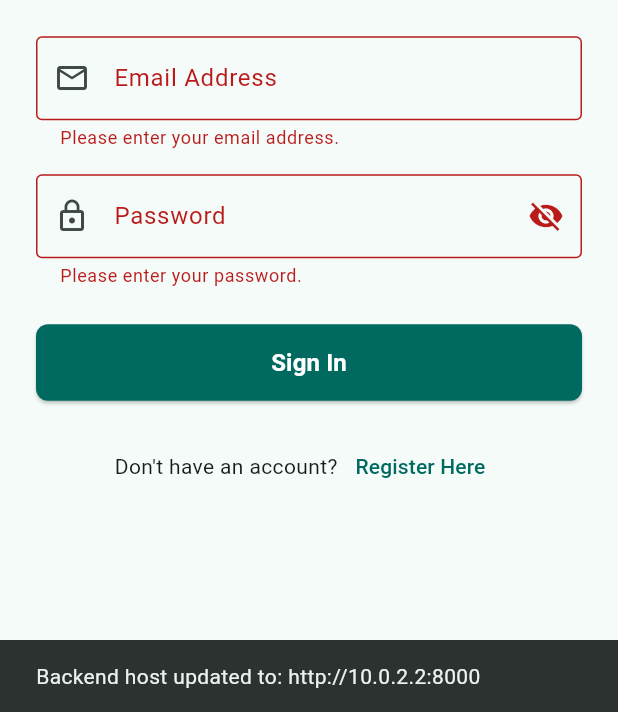
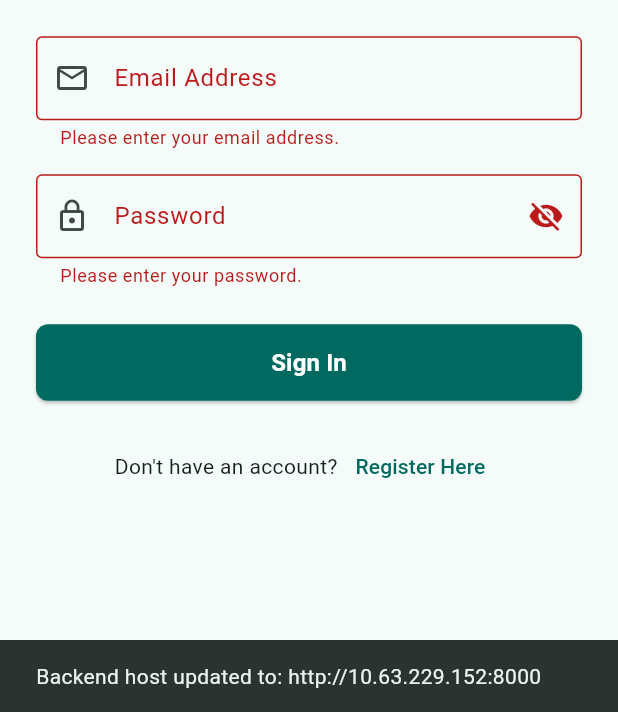
Before and after one commit to logesh-profile/pitpulse, a Flutter app: the screen it shows after launch, after a tap on "Sign In", after a tap on the "settings ethernet" icon, after a tap on "Apply", on a phone screen of 412 x 824 dp, the part 524-1236 px from its top. Run offline on Flutter 3.47's test engine with Material 3 defaults, Android fonts, the phone set to English and light mode, and no system bars; our stand-ins replace dio, flutter_secure_storage; accounts and stored records are empty; network calls fail.

Commit message:
fix(mobile): update backend URL and timeouts for physical device connection

```diff
--- a/mobile/lib/core/config/app_config.dart
+++ b/mobile/lib/core/config/app_config.dart
@@ -20,14 +20,14 @@ class AppConfig {
     }
 
     if (Platform.isAndroid) {
-      // 10.0.2.2 is the special Android Emulator alias to the host loopback interface (127.0.0.1)
-      return 'http://10.0.2.2:8000';
+      // Physical device Wi-Fi backend IP (fallback to emulator loopback if overridden)
+      return 'http://10.63.229.152:8000';
     }
 
     // Windows, macOS, Linux desktop
     return 'http://127.0.0.1:8000';
   }
 
-  static const int connectTimeoutMs = 5000;
-  static const int receiveTimeoutMs = 5000;
+  static const int connectTimeoutMs = 15000;
+  static const int receiveTimeoutMs = 15000;
 }
```
